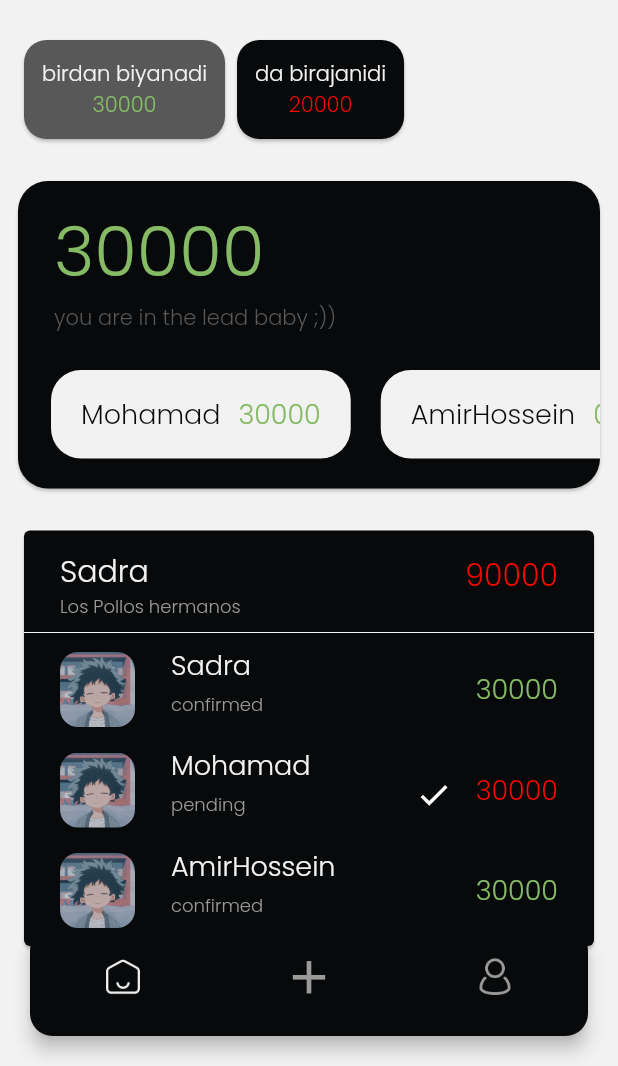
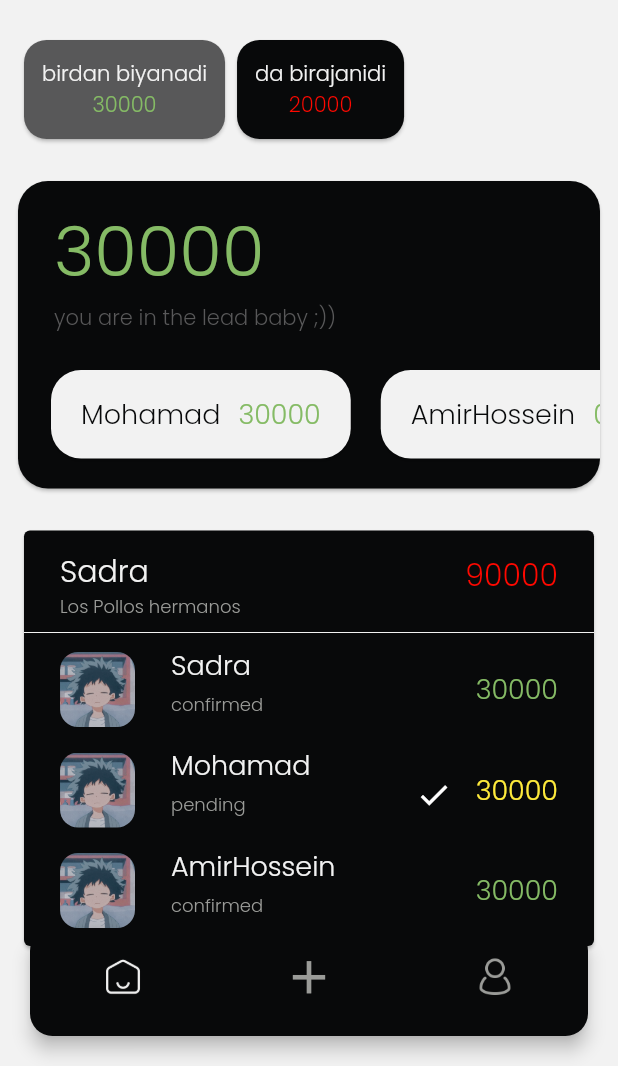
Before and after one commit to SadraDev/Dongi, a Flutter app: the screen it shows after launch, on a phone screen of 412 x 824 dp, the part 170-1236 px from its top. Run offline on Flutter 3.47's test engine with Material 2 defaults, Android fonts, the phone set to English and light mode, and no system bars.

Commit message:
fixed minor mistake

```diff
--- a/lib/ui_widgets/home_screen/purchase_bubble.dart
+++ b/lib/ui_widgets/home_screen/purchase_bubble.dart
@@ -165,7 +165,7 @@ class HomePurchaseBubbleIndividualDetails extends StatelessWidget {
                 individualPayment,
                 style: TextStyle(
                   fontSize: 18,
-                  color: paymentStatus ? kGreen : kRed,
+                  color: paymentStatus ? kGreen : kYellow,
                 ),
               ),
             )
```
